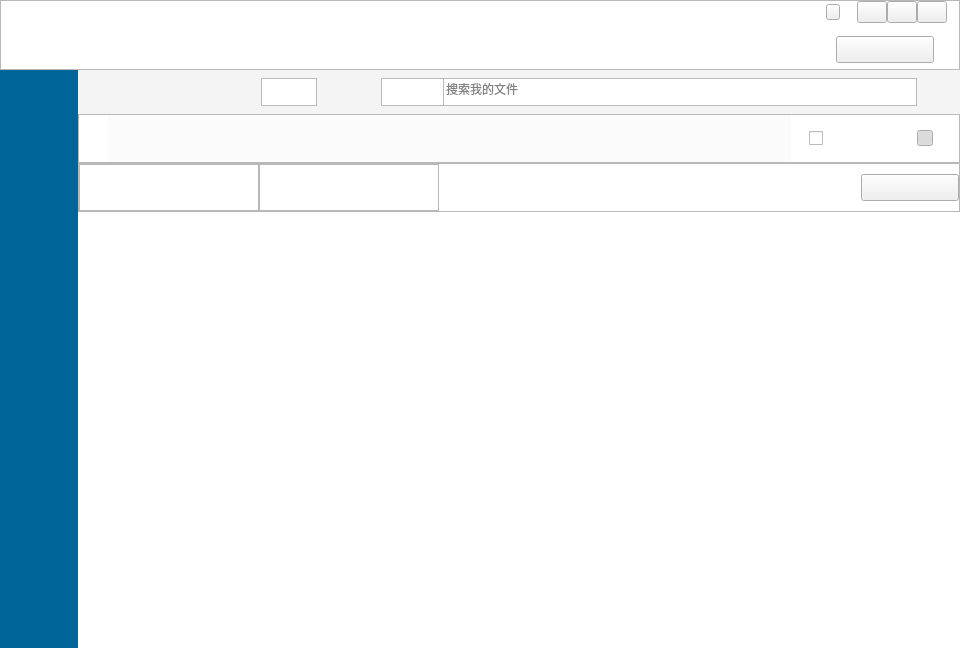
Before: the Qt Designer form src/NetDisk/mainwidget.ui in birdman1992/NetDisk, drawn with Qt 5.
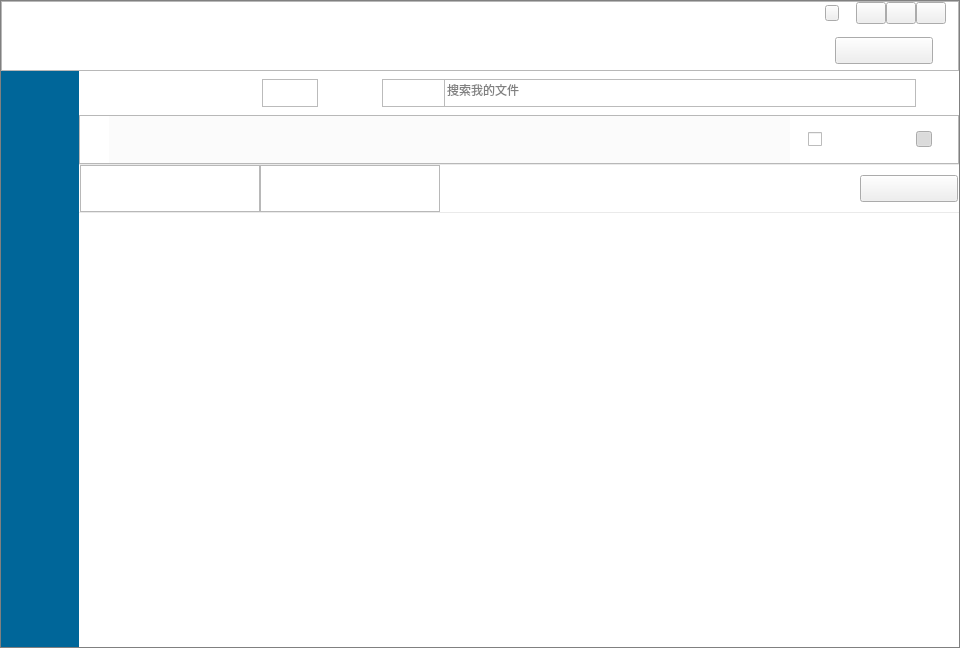
After: the same form once the commit is applied. Icons and pictures are not drawn.

```diff
--- a/src/NetDisk/mainwidget.ui
+++ b/src/NetDisk/mainwidget.ui
@@ -17,23 +17,27 @@
    <string>联瑞企业网盘</string>
   </property>
   <property name="styleSheet">
-   <string notr="true">QWidget#MainWidget{background-color: rgb(255, 255, 255);}</string>
+   <string notr="true">#MainWidget{
+	background-color: rgb(255, 255, 255);
+	border:1px solid gray;
+}
+</string>
   </property>
   <layout class="QVBoxLayout" name="verticalLayout_2" stretch="36,290">
    <property name="spacing">
     <number>0</number>
    </property>
    <property name="leftMargin">
-    <number>0</number>
+    <number>1</number>
    </property>
    <property name="topMargin">
-    <number>0</number>
+    <number>1</number>
    </property>
    <property name="rightMargin">
-    <number>0</number>
+    <number>1</number>
    </property>
    <property name="bottomMargin">
-    <number>0</number>
+    <number>1</number>
    </property>
    <item>
     <layout class="QHBoxLayout" name="horizontalLayout_4">
@@ -598,15 +602,15 @@
           </size>
          </property>
          <property name="styleSheet">
-          <string notr="true">background-color: rgb(244, 244, 244);
+          <string notr="true">background-color: rgb(255, 255, 255);
 border:1px solid rgb(234, 234, 234);
 border-top:0px;
 border-left:0px;
-border-right:0px;
+border-right:1px;
 border-bottom:1px;</string>
          </property>
          <property name="frameShape">
-          <enum>QFrame::StyledPanel</enum>
+          <enum>QFrame::Panel</enum>
          </property>
          <property name="frameShadow">
           <enum>QFrame::Raised</enum>
@@ -940,6 +944,9 @@
            <height>49</height>
           </size>
          </property>
+         <property name="styleSheet">
+          <string notr="true">border-right:1px;</string>
+         </property>
          <property name="frameShape">
           <enum>QFrame::StyledPanel</enum>
          </property>
@@ -1153,6 +1160,12 @@
            <height>49</height>
           </size>
          </property>
+         <property name="styleSheet">
+          <string notr="true">#frame_sync{
+border-top: 1px solid rgb(234, 234, 234);;
+border-bottom: 1px solid rgb(234, 234, 234);;
+}</string>
+         </property>
          <property name="frameShape">
           <enum>QFrame::StyledPanel</enum>
          </property>
```
